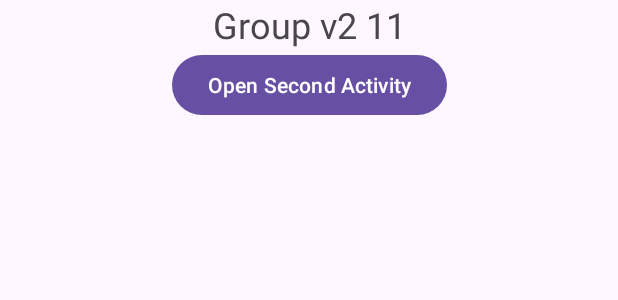
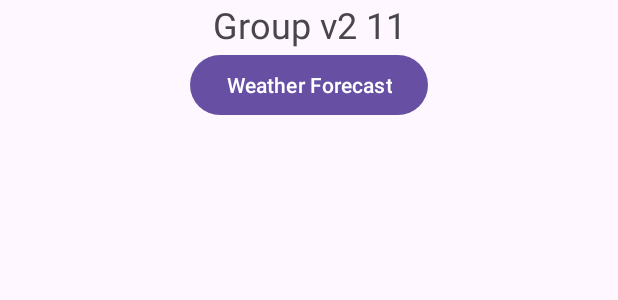
Before and after one commit to CS5520Feinberg/final-project-v2-group-11, an Android app: the layout activity_main.xml on its own in the app's theme, with its tools: preview values and no code run, on a phone screen of 412 x 824 dp. Shown: the top 300 px of the screen. Run offline under Robolectric (Android 15) with nearby library versions, the phone set to English and light mode, and no system bars.

Commit message:
made minor changes

```diff
--- a/NUMAD23Su_gourpv2_11/app/src/main/res/layout/activity_main.xml
+++ b/NUMAD23Su_gourpv2_11/app/src/main/res/layout/activity_main.xml
@@ -21,7 +21,7 @@
         android:id="@+id/button_open_second_activity"
         android:layout_width="wrap_content"
         android:layout_height="wrap_content"
-        android:text="@string/open_second_activity"
+        android:text="@string/weather_forecast"
         app:layout_constraintEnd_toEndOf="parent"
         app:layout_constraintStart_toStartOf="parent"
         app:layout_constraintTop_toBottomOf="@+id/textView" />
--- a/NUMAD23Su_gourpv2_11/app/src/main/res/values/strings.xml
+++ b/NUMAD23Su_gourpv2_11/app/src/main/res/values/strings.xml
@@ -7,4 +7,5 @@
     <string name="fetch_weather_data">Fetch Weather Data</string>
     <string name="todo">TODO</string>
     <string name="tempImage">TODO</string>
+    <string name="weather_forecast">Weather Forecast</string>
 </resources>
```
